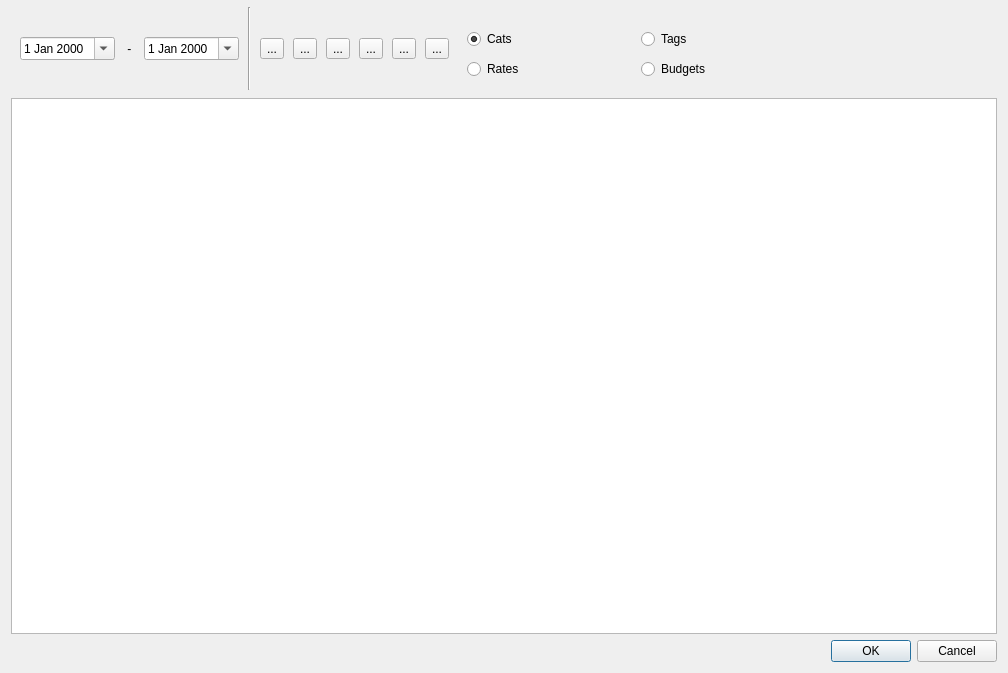
Qt form ui/SimpleReport.ui (utamons/tm3) before a commit.
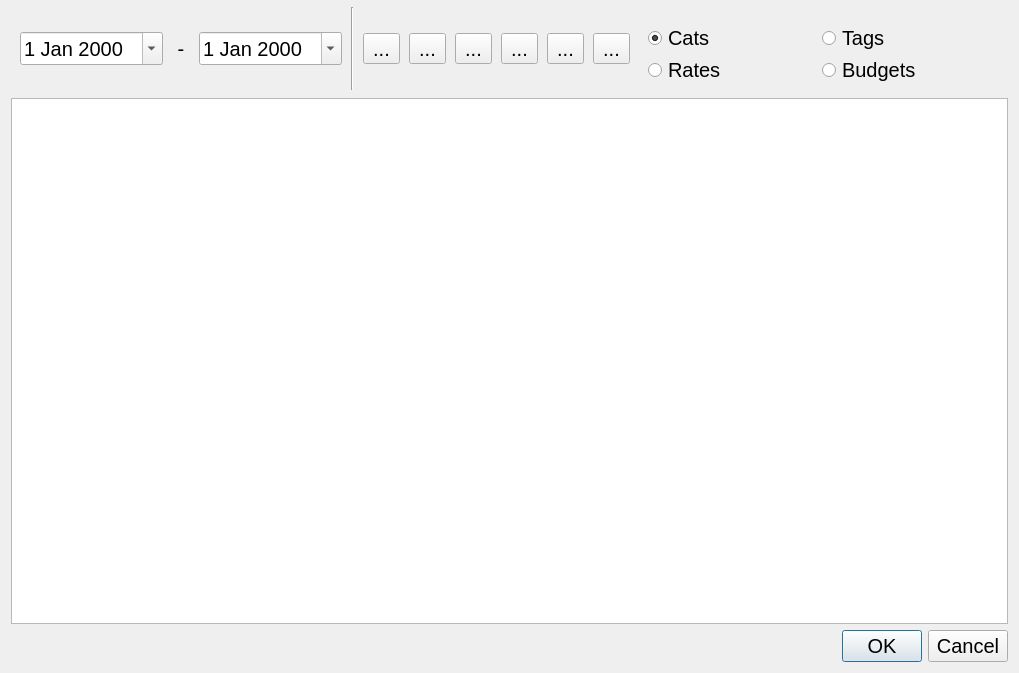
The same form after that commit. Icons and pictures are not drawn.

Commit message: increased font family and size

```diff
--- a/ui/SimpleReport.ui
+++ b/ui/SimpleReport.ui
@@ -31,6 +31,12 @@
        <height>87</height>
       </size>
      </property>
+     <property name="font">
+      <font>
+       <family>Tahoma</family>
+       <pointsize>15</pointsize>
+      </font>
+     </property>
      <property name="frameShape">
       <enum>QFrame::NoFrame</enum>
      </property>
@@ -52,6 +58,12 @@
       </property>
       <item>
        <widget class="QDateEdit" name="dtFirst">
+        <property name="font">
+         <font>
+          <family>Tahoma</family>
+          <pointsize>15</pointsize>
+         </font>
+        </property>
         <property name="calendarPopup">
          <bool>true</bool>
         </property>
@@ -59,6 +71,12 @@
       </item>
       <item>
        <widget class="QLabel" name="label">
+        <property name="font">
+         <font>
+          <family>Tahoma</family>
+          <pointsize>15</pointsize>
+         </font>
+        </property>
         <property name="text">
          <string> - </string>
         </property>
@@ -66,6 +84,12 @@
       </item>
       <item>
        <widget class="QDateEdit" name="dtSecond">
+        <property name="font">
+         <font>
+          <family>Tahoma</family>
+          <pointsize>15</pointsize>
+         </font>
+        </property>
         <property name="calendarPopup">
          <bool>true</bool>
         </property>
@@ -73,6 +97,12 @@
       </item>
       <item>
        <widget class="Line" name="line">
+        <property name="font">
+         <font>
+          <family>Tahoma</family>
+          <pointsize>15</pointsize>
+         </font>
+        </property>
         <property name="orientation">
          <enum>Qt::Vertical</enum>
         </property>
@@ -80,6 +110,12 @@
       </item>
       <item>
        <widget class="QToolButton" name="btnBack">
+        <property name="font">
+         <font>
+          <family>Tahoma</family>
+          <pointsize>15</pointsize>
+         </font>
+        </property>
         <property name="toolTip">
          <string>Back</string>
         </property>
@@ -94,6 +130,12 @@
       </item>
       <item>
        <widget class="QToolButton" name="btnFwd">
+        <property name="font">
+         <font>
+          <family>Tahoma</family>
+          <pointsize>15</pointsize>
+         </font>
+        </property>
         <property name="toolTip">
          <string>Forward</string>
         </property>
@@ -108,6 +150,12 @@
       </item>
       <item>
        <widget class="QToolButton" name="btnDay">
+        <property name="font">
+         <font>
+          <family>Tahoma</family>
+          <pointsize>15</pointsize>
+         </font>
+        </property>
         <property name="toolTip">
          <string>Day</string>
         </property>
@@ -122,6 +170,12 @@
       </item>
       <item>
        <widget class="QToolButton" name="btnWeek">
+        <property name="font">
+         <font>
+          <family>Tahoma</family>
+          <pointsize>15</pointsize>
+         </font>
+        </property>
         <property name="toolTip">
          <string>Week</string>
         </property>
@@ -136,6 +190,12 @@
       </item>
       <item>
        <widget class="QToolButton" name="btnMonth">
+        <property name="font">
+         <font>
+          <family>Tahoma</family>
+          <pointsize>15</pointsize>
+         </font>
+        </property>
         <property name="toolTip">
          <string>Month</string>
         </property>
@@ -150,6 +210,12 @@
       </item>
       <item>
        <widget class="QToolButton" name="btnYear">
+        <property name="font">
+         <font>
+          <family>Tahoma</family>
+          <pointsize>15</pointsize>
+         </font>
+        </property>
         <property name="toolTip">
          <string>Year</string>
         </property>
@@ -179,6 +245,12 @@
           <height>64</height>
          </size>
         </property>
+        <property name="font">
+         <font>
+          <family>Tahoma</family>
+          <pointsize>15</pointsize>
+         </font>
+        </property>
         <property name="frameShape">
          <enum>QFrame::NoFrame</enum>
         </property>
@@ -191,6 +263,12 @@
         <layout class="QGridLayout" name="gridLayout">
          <item row="2" column="1">
           <widget class="QRadioButton" name="radBudjet">
+           <property name="font">
+            <font>
+             <family>Tahoma</family>
+             <pointsize>15</pointsize>
+            </font>
+           </property>
            <property name="text">
             <string>Budgets</string>
            </property>
@@ -198,6 +276,12 @@
          </item>
          <item row="2" column="0">
           <widget class="QRadioButton" name="radRate">
+           <property name="font">
+            <font>
+             <family>Tahoma</family>
+             <pointsize>15</pointsize>
+            </font>
+           </property>
            <property name="text">
             <string>Rates</string>
            </property>
@@ -205,6 +289,12 @@
          </item>
          <item row="0" column="0">
           <widget class="QRadioButton" name="radCat">
+           <property name="font">
+            <font>
+             <family>Tahoma</family>
+             <pointsize>15</pointsize>
+            </font>
+           </property>
            <property name="text">
             <string>Cats</string>
            </property>
@@ -215,6 +305,12 @@
          </item>
          <item row="0" column="1">
           <widget class="QRadioButton" name="radTag">
+           <property name="font">
+            <font>
+             <family>Tahoma</family>
+             <pointsize>15</pointsize>
+            </font>
+           </property>
            <property name="text">
             <string>Tags</string>
            </property>
@@ -225,6 +321,12 @@
       </item>
       <item>
        <spacer name="horizontalSpacer">
+        <property name="font">
+         <font>
+          <family>Tahoma</family>
+          <pointsize>15</pointsize>
+         </font>
+        </property>
         <property name="orientation">
          <enum>Qt::Horizontal</enum>
         </property>
@@ -247,10 +349,22 @@
        <height>16777215</height>
       </size>
      </property>
+     <property name="font">
+      <font>
+       <family>Tahoma</family>
+       <pointsize>15</pointsize>
+      </font>
+     </property>
     </widget>
    </item>
    <item>
     <widget class="QDialogButtonBox" name="buttonBox">
+     <property name="font">
+      <font>
+       <family>Tahoma</family>
+       <pointsize>15</pointsize>
+      </font>
+     </property>
      <property name="orientation">
       <enum>Qt::Horizontal</enum>
      </property>
```
The commit also changes 10 other files.
